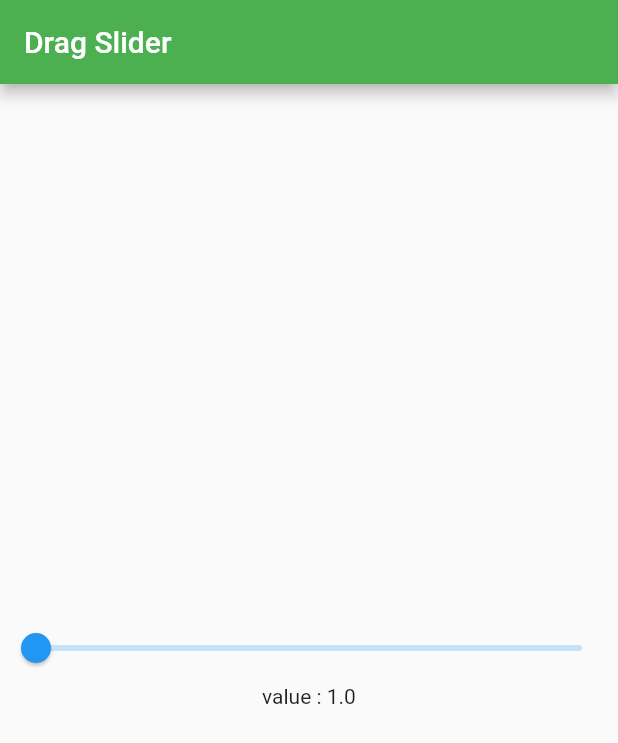
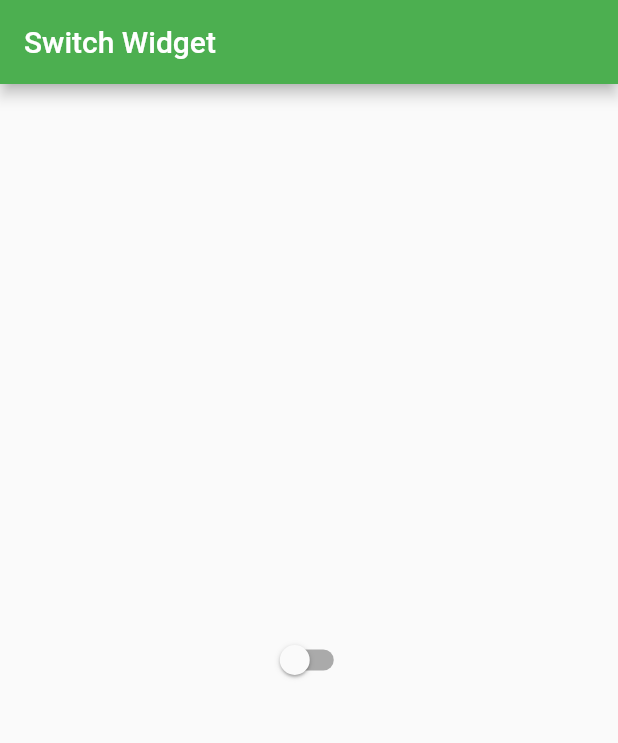
Before and after one commit to prianthon/happyflutter, a Flutter app: the screen it shows after launch, on a phone screen of 412 x 824 dp. Shown: the top 743 px of the screen. Run offline on Flutter 3.47's test engine with Material 2 defaults, Android fonts, the phone set to English and light mode, and no system bars.

Commit message:
switch widget

```diff
--- a/lib/main.dart
+++ b/lib/main.dart
@@ -1,7 +1,8 @@
+// switch widget
 import 'package:flutter/material.dart';
 
 void main() {
-  runApp(new application());
+  runApp(new MaterialApp(home: new application()));
 }
 
 class application extends StatefulWidget {
@@ -11,34 +12,27 @@ class application extends StatefulWidget {
 
 class _applicationState extends State<application> {
 
-  double drag = 1.0;
-  void method1(value) {
-    setState(() {
-      drag = value;
-    });
-  }
+  bool sbool = false;
+
   @override
   Widget build(BuildContext context) {
+
     return new MaterialApp(
       title: 'Dummy Application',
       home: new Scaffold(
         appBar: AppBar(
           backgroundColor: Colors.green,
-          title: new Text('Drag Slider'),
+          title: new Text('Switch Widget'),
         ),
         body: new Center(
-          child: new Column(
-            mainAxisAlignment: MainAxisAlignment.center,
-            children: <Widget>[
-              new Slider(value: drag,
-              min: 1.0,
-              max: 10.0,
-              onChanged: (double val) {
-                method1(val);
-              }
-              ),
-              new Text('value : $drag'),
-            ],
+          child: new Switch(
+            value: sbool,
+            onChanged: (bool sb) {
+              setState(() {
+                sbool=sb;
+                print(sbool);
+              });
+            },
           ),
         ),
       ),
```
